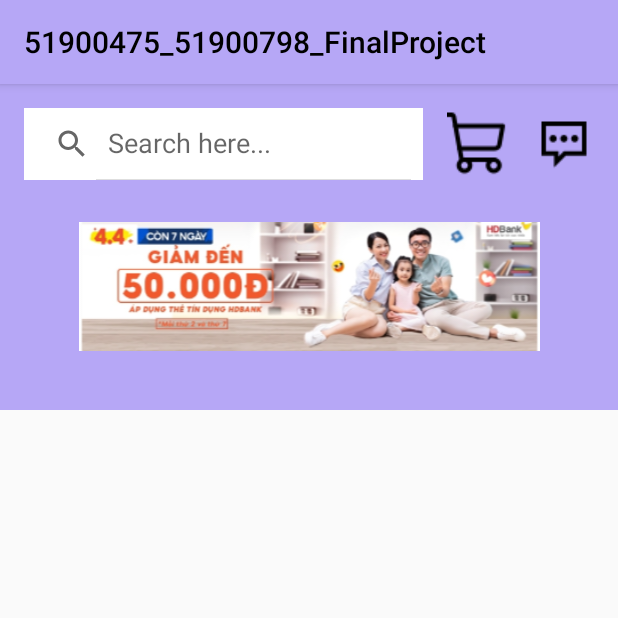
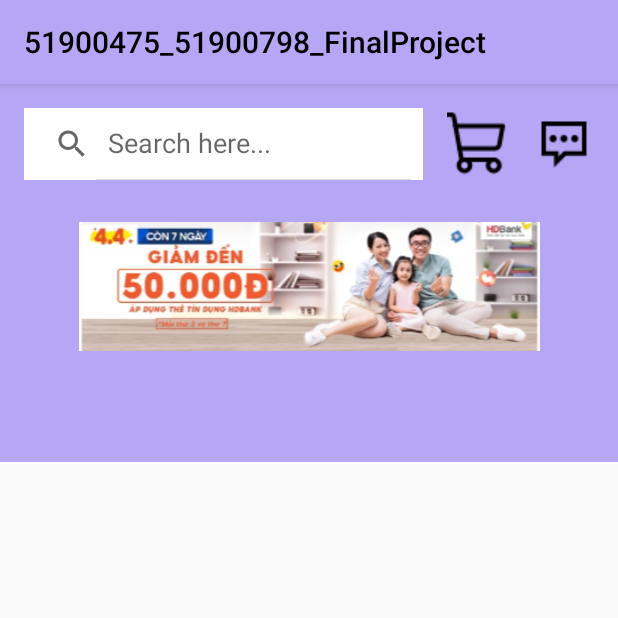
Before and after one commit to KhanhAn-coder/Final_Project, an Android app: the screen it shows after launch (MainActivity), on a phone screen of 412 x 824 dp, the top half of it. Run offline under Robolectric (Android 15) with nearby library versions, the phone set to English and light mode, and no system bars; libraries missing offline, so code that uses them is left out: me.relex.circleindicator; plain views replace CircleIndicator; 3 statements that could not run were skipped.

Commit message:
home page + banner

```diff
--- a/app/src/main/res/layout/activity_main.xml
+++ b/app/src/main/res/layout/activity_main.xml
@@ -1,6 +1,6 @@
 <?xml version="1.0" encoding="utf-8"?>
 <LinearLayout xmlns:android="http://schemas.android.com/apk/res/android"
-    xmlns:app="http://schemas.android.com/apk/res-auto"
+
     xmlns:tools="http://schemas.android.com/tools"
     android:layout_width="match_parent"
     android:layout_height="match_parent"
@@ -61,7 +61,7 @@
         android:layout_height="0dp"
         android:orientation="vertical"
         android:background="#B6A7F6"
-        android:layout_weight="2">
+        android:layout_weight="2.5">
         <androidx.viewpager.widget.ViewPager
             android:id="@+id/viewPager"
             android:layout_width="wrap_content"
```
